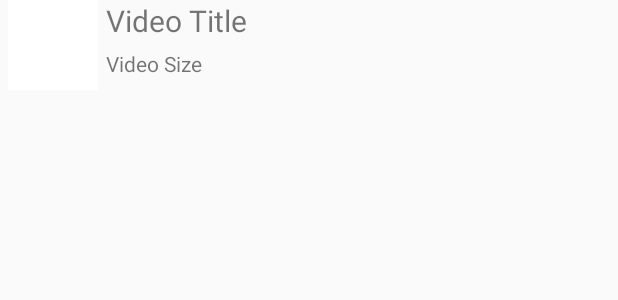
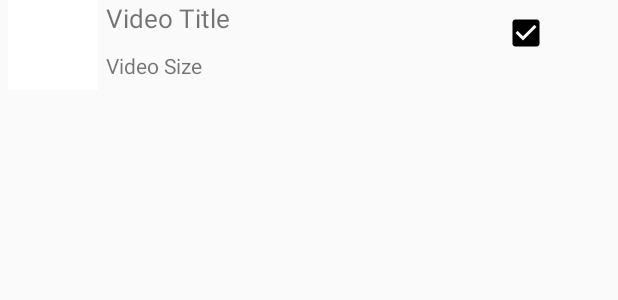
Before and after one commit to Gilwe/VideoManager, an Android app: the layout custom_row.xml on its own in the app's theme, with its tools: preview values and no code run, on a phone screen of 412 x 824 dp. Shown: the top 300 px of the screen. Run offline under Robolectric (Android 15) with nearby library versions, the phone set to English and light mode, and no system bars.

```diff
--- a/app/build.gradle
+++ b/app/build.gradle
@@ -19,12 +19,15 @@ android {
     }
 }
 
+
+
 dependencies {
-    compile fileTree(dir: 'libs', include: ['*.jar'])
+    compile fileTree(include: ['*.jar'], dir: 'libs')
     androidTestCompile('com.android.support.test.espresso:espresso-core:2.2.2', {
         exclude group: 'com.android.support', module: 'support-annotations'
     })
     compile 'com.android.support:appcompat-v7:24.2.1'
     compile 'com.android.support:design:24.2.1'
+    compile 'com.afollestad.material-dialogs:core:0.9.3.0'
     testCompile 'junit:junit:4.12'
 }
--- a/app/src/main/java/com/example/gilad/videomanager/BaseActivity.java
+++ b/app/src/main/java/com/example/gilad/videomanager/BaseActivity.java
@@ -9,10 +9,12 @@ import android.view.MenuItem;
  */
 
 public class BaseActivity extends AppCompatActivity {
+
     @Override
     public boolean onCreateOptionsMenu(Menu menu) {
         // Inflate the menu; this adds items to the action bar if it is present.
         getMenuInflater().inflate(R.menu.menu_main, menu);
+
         return true;
     }
 
--- a/app/src/main/res/layout/custom_row.xml
+++ b/app/src/main/res/layout/custom_row.xml
@@ -4,18 +4,27 @@
     android:orientation="vertical" android:layout_width="match_parent"
     android:layout_height="match_parent"
     android:layout_marginLeft="5dp"
-    android:layout_marginBottom="10dp">
+    android:layout_marginBottom="10dp" >
+
+    <ImageView
+        android:layout_width="wrap_content"
+        android:layout_height="wrap_content"
+        app:srcCompat="@mipmap/ic_check_box_black_24dp"
+        android:id="@+id/selectedImage"
+        android:layout_row="0"
+        android:layout_column="2"
+        android:layout_marginTop="10dp"/>
 
     <TextView
         android:text="Video Title"
-        android:layout_width="304dp"
+        android:layout_width="268dp"
         android:layout_height="wrap_content"
         android:layout_marginLeft="5dp"
         android:layout_marginBottom="5dp"
-        android:textSize="20dp"
         android:id="@+id/videoTitle"
         android:layout_row="0"
-        android:layout_column="1" />
+        android:layout_column="1"
+        android:textSize="17.5dp" />
 
     <ImageView
         android:layout_width="60dp"
@@ -28,11 +37,12 @@
 
     <TextView
         android:text="Video Size"
-        android:layout_width="306dp"
+        android:layout_width="243dp"
         android:layout_height="wrap_content"
         android:layout_marginLeft="5dp"
         android:paddingBottom="5dp"
         android:id="@+id/videoSize"
         android:layout_row="1"
         android:layout_column="1" />
+
 </GridLayout>
--- a/app/src/main/res/values/strings.xml
+++ b/app/src/main/res/values/strings.xml
@@ -1,4 +1,5 @@
 <resources>
     <string name="app_name">VideoManager</string>
     <string name="action_settings">Settings</string>
+    <string name="delete_video">Delete selected videos</string>
 </resources>
--- a/app/src/main/res/values/styles.xml
+++ b/app/src/main/res/values/styles.xml
@@ -6,6 +6,8 @@
         <item name="colorPrimary">@color/colorPrimary</item>
         <item name="colorPrimaryDark">@color/colorPrimaryDark</item>
         <item name="colorAccent">@color/colorAccent</item>
+        <item name="windowActionBarOverlay">true</item>
+        <item name="android:windowActionBarOverlay">true</item>
     </style>
 
     <style name="AppTheme.NoActionBar">
--- a/build.gradle
+++ b/build.gradle
@@ -6,7 +6,6 @@ buildscript {
     }
     dependencies {
         classpath 'com.android.tools.build:gradle:2.2.0'
-
         // NOTE: Do not place your application dependencies here; they belong
         // in the individual module build.gradle files
     }
```
Also changed, not shown: app/src/main/java/com/example/gilad/videomanager/CustomAdapter.java (+19 -14 lines), app/src/main/java/com/example/gilad/videomanager/MainActivity.java (+59 -6 lines), app/src/main/res/menu/menu_main.xml (+8 -1 lines), app/src/main/res/mipmap-hdpi/ic_check_box_black_24dp.png (added), app/src/main/res/mipmap-hdpi/ic_delete_black_36dp.png (added), app/src/main/res/mipmap-mdpi/ic_check_box_black_24dp.png (added), app/src/main/res/mipmap-mdpi/ic_delete_black_36dp.png (added), app/src/main/res/mipmap-xhdpi/ic_check_box_black_24dp.png (added), app/src/main/res/mipmap-xhdpi/ic_delete_black_36dp.png (added), app/src/main/res/mipmap-xxhdpi/ic_check_box_black_24dp.png (added), app/src/main/res/mipmap-xxhdpi/ic_delete_black_36dp.png (added), app/src/main/res/mipmap-xxxhdpi/ic_check_box_black_24dp.png (added), app/src/main/res/mipmap-xxxhdpi/ic_delete_black_36dp.png (added).
